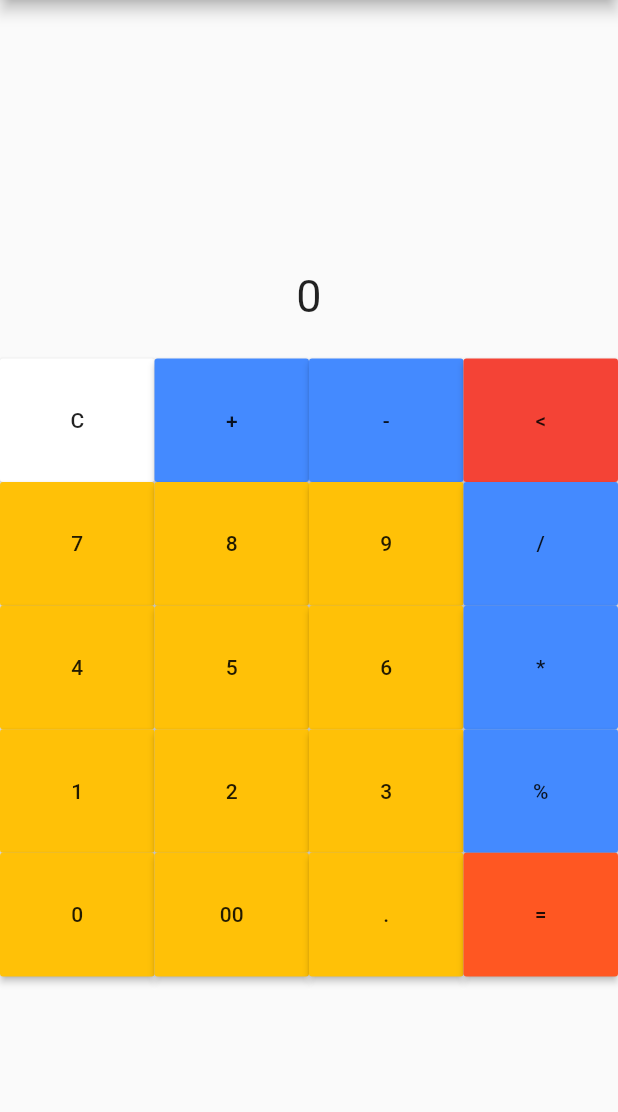
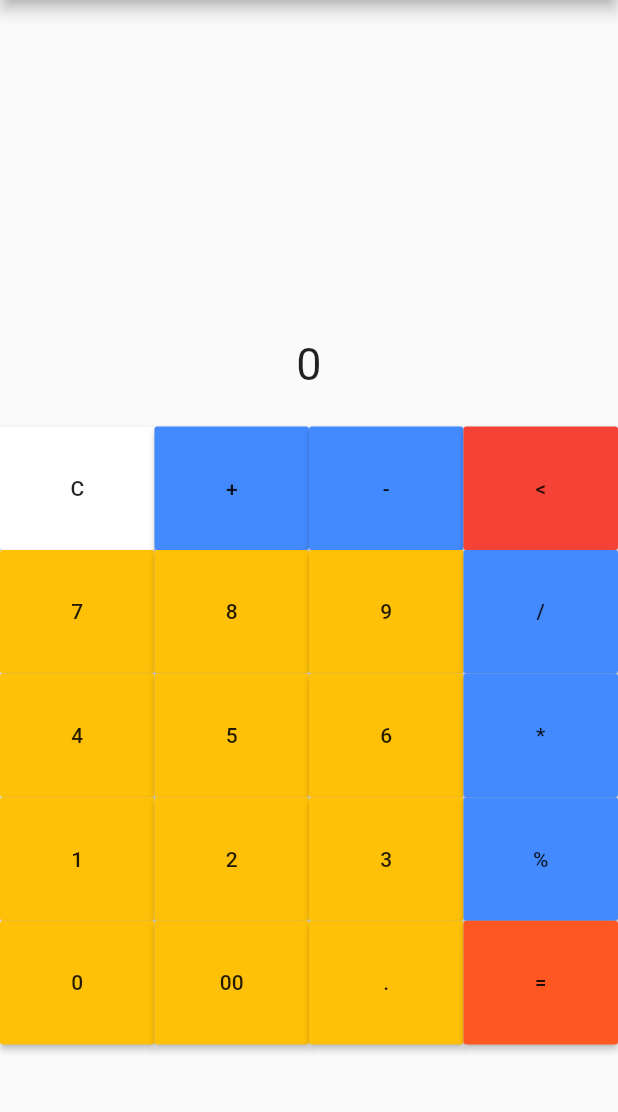
Before and after one commit to murugan-k-0204/Calculator-with-flutter, a Flutter app: the screen it shows after launch, after a tap on an icon or button, on a phone screen of 412 x 824 dp, the part 84-1196 px from its top. Run offline on Flutter 3.47's test engine with Material 2 defaults, Android fonts, the phone set to English and light mode, and no system bars.

Commit message:
make it responsive

```diff
--- a/lib/main.dart
+++ b/lib/main.dart
@@ -1,20 +1,39 @@
 import 'package:flutter/material.dart';
-import 'package:sizer/sizer.dart';
 
 void main() => runApp(MyApp());
+
+
+class SizeConfig{
+  static late MediaQueryData _mediaQueryData;
+  static late double screenWidth;
+  static late double screenHeight;
+  static late double Height;
+  static late double Width;
+
+  void init(BuildContext context){
+    _mediaQueryData = MediaQuery.of(context);
+    screenHeight = _mediaQueryData.size.height;
+    screenWidth = _mediaQueryData.size.width;
+    Width = screenWidth/100;
+    Height = screenHeight/100;
+  }
+}
+
+
+
+
+
+
 
 class MyApp extends StatelessWidget {
   const MyApp({Key? key}) : super(key: key);
 
   @override
   Widget build(BuildContext context) {
-    return Sizer(builder: (context, orientation, deviceType) {
     return MaterialApp(
       title: "Calculator App",
       home: MyHomePage(),
     );
-  }
-  );
   }
 }
 
@@ -59,10 +78,10 @@ class _MyHomePageState extends State<MyHomePage> {
     }
   }
 
-  SizedBox raiButton(String s, Color color) {
+  SizedBox raiButton(String s, Color color,double w, double h) {
     return SizedBox(
-      width: 25.0.w,
-      height: 10.0.h,
+      height: 10 * h,
+      width: 25 * w,
       child: RaisedButton(
         // disabledColor: color,
         disabledTextColor: Colors.black,
@@ -89,6 +108,9 @@ class _MyHomePageState extends State<MyHomePage> {
 
   @override
   Widget build(BuildContext context) {
+    SizeConfig().init(context);
+    double w = SizeConfig.Width;
+    double h = SizeConfig.Height;
     return Scaffold(
       appBar: AppBar(
         title: Text("Calculator App"),
@@ -96,8 +118,8 @@ class _MyHomePageState extends State<MyHomePage> {
       body: Column(
         children: [
           SizedBox(
-            height: 19.0.h,
-            width: 100.0.w,
+            height: 24.5 * h,
+            width: 100 * w,
             child: Center(
               child: Text(
                 main_area,
@@ -106,8 +128,8 @@ class _MyHomePageState extends State<MyHomePage> {
             ),
           ),
           SizedBox(
-            height: 10.0.h,
-            width: 100.0.w,
+            height: 10*h,
+            width: 100*w,
 
             child: Center(
               child: Text(
@@ -119,42 +141,42 @@ class _MyHomePageState extends State<MyHomePage> {
           ),
           Row(
             children: [
-              raiButton("C", Colors.white),
-              raiButton("+", Colors.blueAccent),
-              raiButton("-", Colors.blueAccent),
-              raiButton("<", Colors.red)
+              raiButton("C", Colors.white,w,h),
+              raiButton("+", Colors.blueAccent,w,h),
+              raiButton("-", Colors.blueAccent,w,h),
+              raiButton("<", Colors.red,w,h),
             ],
           ),
           Row(
             children: [
-              raiButton("7", Colors.amber),
-              raiButton("8", Colors.amber),
-              raiButton("9", Colors.amber),
-              raiButton("/", Colors.blueAccent)
+              raiButton("7", Colors.amber,w,h),
+              raiButton("8", Colors.amber,w,h),
+              raiButton("9", Colors.amber,w,h),
+              raiButton("/", Colors.blueAccent,w,h),
             ],
           ),
           Row(
             children: [
-              raiButton("4", Colors.amber),
-              raiButton("5", Colors.amber),
-              raiButton("6", Colors.amber),
-              raiButton("*", Colors.blueAccent)
+              raiButton("4", Colors.amber,w,h),
+              raiButton("5", Colors.amber,w,h),
+              raiButton("6", Colors.amber,w,h),
+              raiButton("*", Colors.blueAccent,w,h),
             ],
           ),
           Row(
             children: [
-              raiButton("1", Colors.amber),
-              raiButton("2", Colors.amber),
-              raiButton("3", Colors.amber),
-              raiButton("%", Colors.blueAccent)
+              raiButton("1", Colors.amber,w,h),
+              raiButton("2", Colors.amber,w,h),
+              raiButton("3", Colors.amber,w,h),
+              raiButton("%", Colors.blueAccent,w,h),
             ],
           ),
           Row(
             children: [
-              raiButton("0", Colors.amber),
-              raiButton("00", Colors.amber),
-              raiButton(".", Colors.amber),
-              raiButton("=", Colors.deepOrange)
+              raiButton("0", Colors.amber,w,h),
+              raiButton("00", Colors.amber,w,h),
+              raiButton(".", Colors.amber,w,h),
+              raiButton("=", Colors.deepOrange,w,h),
             ],
           ),
         ],
--- a/pubspec.yaml
+++ b/pubspec.yaml
@@ -23,10 +23,6 @@ environment:
 dependencies:
   flutter:
     sdk: flutter
-
-  sizer: ^2.0.13
-
-
   # The following adds the Cupertino Icons font to your application.
   # Use with the CupertinoIcons class for iOS style icons.
   cupertino_icons: ^1.0.2
```
Also changed, not shown: pubspec.lock, 5 other files.
